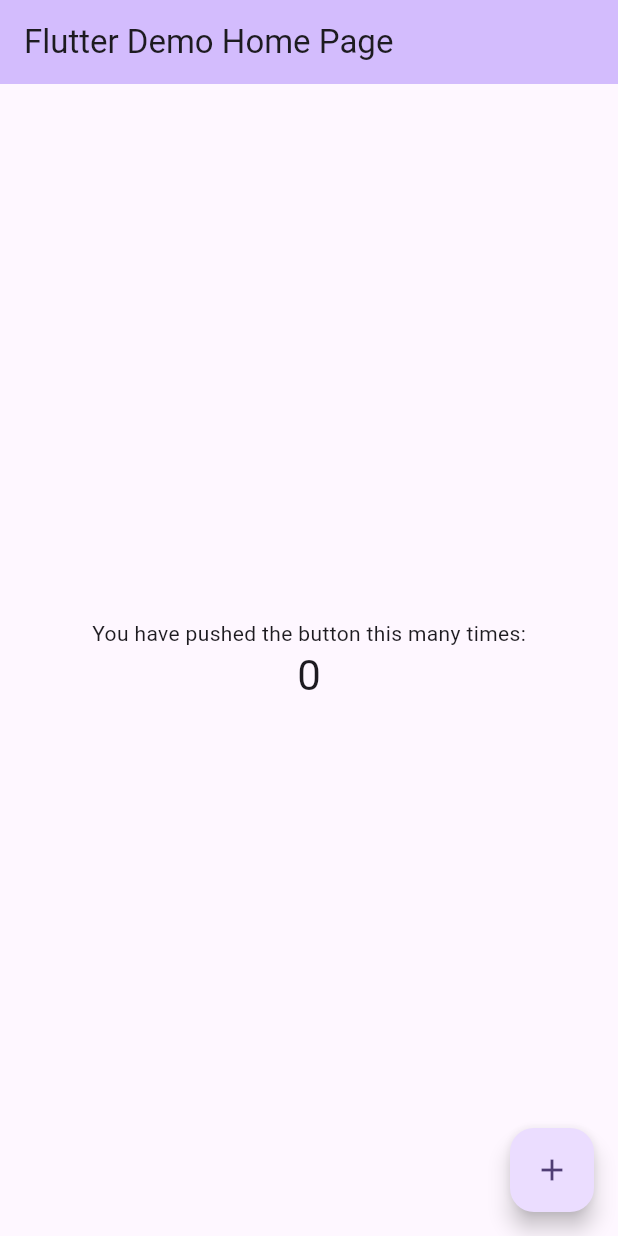
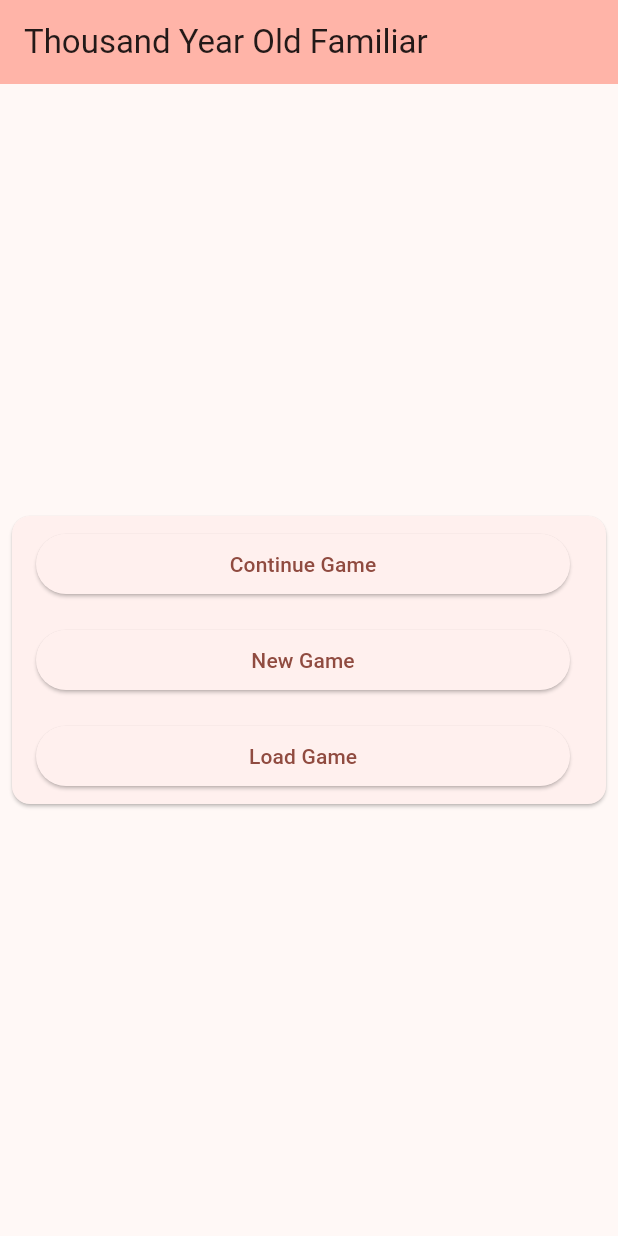
Before and after one commit to BWibrew/thousand_year_old_familiar, a Flutter app: the screen it shows after launch, on a phone screen of 412 x 824 dp. Run offline on Flutter 3.47's test engine with Material 2 defaults, Android fonts, the phone set to English and light mode, and no system bars.

Commit message:
feat: add homepage

```diff
--- /dev/null
+++ b/lib/features/game_manager/presentation/pages/home_page.dart
@@ -0,0 +1,68 @@
+import 'package:flutter/material.dart';
+
+class HomePage extends StatefulWidget {
+  const HomePage({super.key, required this.title});
+
+  final String title;
+
+  @override
+  State<HomePage> createState() => _HomePageState();
+}
+
+class _HomePageState extends State<HomePage> {
+  @override
+  Widget build(BuildContext context) {
+    return Scaffold(
+      appBar: AppBar(
+        backgroundColor: Theme.of(context).colorScheme.inversePrimary,
+        title: Text(widget.title),
+      ),
+      body: Center(
+        child: Card(
+          margin: const EdgeInsets.symmetric(horizontal: 8),
+          child: Column(
+            mainAxisSize: MainAxisSize.min,
+            children: _getButtons(),
+          ),
+        ),
+      ),
+    );
+  }
+
+  List<ListTile> _getButtons() {
+    // TODO: Only display continue button if existing save is found.
+
+    return [
+      ListTile(
+        title: ElevatedButton(
+          onPressed: _continueGame,
+          child: const Text('Continue Game'),
+        ),
+      ),
+      ListTile(
+        title: ElevatedButton(
+          onPressed: _newGame,
+          child: const Text('New Game'),
+        ),
+      ),
+      ListTile(
+        title: ElevatedButton(
+          onPressed: _loadGame,
+          child: const Text('Load Game'),
+        ),
+      ),
+    ];
+  }
+
+  void _continueGame() {
+    //
+  }
+
+  void _newGame() {
+    //
+  }
+
+  void _loadGame() {
+    //
+  }
+}
--- a/lib/main.dart
+++ b/lib/main.dart
@@ -1,4 +1,6 @@
 import 'package:flutter/material.dart';
+
+import 'features/game_manager/presentation/pages/home_page.dart';
 
 void main() {
   runApp(const MyApp());
@@ -7,119 +9,17 @@ void main() {
 class MyApp extends StatelessWidget {
   const MyApp({super.key});
 
-  // This widget is the root of your application.
   @override
   Widget build(BuildContext context) {
     return MaterialApp(
-      title: 'Flutter Demo',
+      title: 'Thousand Year Old Familiar',
       theme: ThemeData(
-        // This is the theme of your application.
-        //
-        // TRY THIS: Try running your application with "flutter run". You'll see
-        // the application has a blue toolbar. Then, without quitting the app,
-        // try changing the seedColor in the colorScheme below to Colors.green
-        // and then invoke "hot reload" (save your changes or press the "hot
-        // reload" button in a Flutter-supported IDE, or press "r" if you used
-        // the command line to start the app).
-        //
-        // Notice that the counter didn't reset back to zero; the application
-        // state is not lost during the reload. To reset the state, use hot
-        // restart instead.
-        //
-        // This works for code too, not just values: Most code changes can be
-        // tested with just a hot reload.
-        colorScheme: ColorScheme.fromSeed(seedColor: Colors.deepPurple),
+        colorScheme: ColorScheme.fromSeed(
+          seedColor: const Color(0xff660000),
+        ),
         useMaterial3: true,
       ),
-      home: const MyHomePage(title: 'Flutter Demo Home Page'),
+      home: const HomePage(title: 'Thousand Year Old Familiar'),
     );
   }
 }
-
-class MyHomePage extends StatefulWidget {
-  const MyHomePage({super.key, required this.title});
-
-  // This widget is the home page of your application. It is stateful, meaning
-  // that it has a State object (defined below) that contains fields that affect
-  // how it looks.
-
-  // This class is the configuration for the state. It holds the values (in this
-  // case the title) provided by the parent (in this case the App widget) and
-  // used by the build method of the State. Fields in a Widget subclass are
-  // always marked "final".
-
-  final String title;
-
-  @override
-  State<MyHomePage> createState() => _MyHomePageState();
-}
-
-class _MyHomePageState extends State<MyHomePage> {
-  int _counter = 0;
-
-  void _incrementCounter() {
-    setState(() {
-      // This call to setState tells the Flutter framework that something has
-      // changed in this State, which causes it to rerun the build method below
-      // so that the display can reflect the updated values. If we changed
-      // _counter without calling setState(), then the build method would not be
-      // called again, and so nothing would appear to happen.
-      _counter++;
-    });
-  }
-
-  @override
-  Widget build(BuildContext context) {
-    // This method is rerun every time setState is called, for instance as done
-    // by the _incrementCounter method above.
-    //
-    // The Flutter framework has been optimized to make rerunning build methods
-    // fast, so that you can just rebuild anything that needs updating rather
-    // than having to individually change instances of widgets.
-    return Scaffold(
-      appBar: AppBar(
-        // TRY THIS: Try changing the color here to a specific color (to
-        // Colors.amber, perhaps?) and trigger a hot reload to see the AppBar
-        // change color while the other colors stay the same.
-        backgroundColor: Theme.of(context).colorScheme.inversePrimary,
-        // Here we take the value from the MyHomePage object that was created by
-        // the App.build method, and use it to set our appbar title.
-        title: Text(widget.title),
-      ),
-      body: Center(
-        // Center is a layout widget. It takes a single child and positions it
-        // in the middle of the parent.
-        child: Column(
-          // Column is also a layout widget. It takes a list of children and
-          // arranges them vertically. By default, it sizes itself to fit its
-          // children horizontally, and tries to be as tall as its parent.
-          //
-          // Column has various properties to control how it sizes itself and
-          // how it positions its children. Here we use mainAxisAlignment to
-          // center the children vertically; the main axis here is the vertical
-          // axis because Columns are vertical (the cross axis would be
-          // horizontal).
-          //
-          // TRY THIS: Invoke "debug painting" (choose the "Toggle Debug Paint"
-          // action in the IDE, or press "p" in the console), to see the
-          // wireframe for each widget.
-          mainAxisAlignment: MainAxisAlignment.center,
-          children: <Widget>[
-            const Text(
-              'You have pushed the button this many times:',
-            ),
-            Text(
-              '$_counter',
-              style: Theme.of(context).textTheme.headlineMedium,
-            ),
-          ],
-        ),
-      ),
-      floatingActionButton: FloatingActionButton(
-        onPressed: _incrementCounter,
-        tooltip: 'Increment',
-        child: const Icon(Icons.add),
-      ), // This trailing comma makes auto-formatting nicer for build methods.
-    );
-  }
-}
--- a/pubspec.yaml
+++ b/pubspec.yaml
@@ -16,7 +16,7 @@ publish_to: 'none' # Remove this line if you wish to publish to pub.dev
 # https://developer.apple.com/library/archive/documentation/General/Reference/InfoPlistKeyReference/Articles/CoreFoundationKeys.html
 # In Windows, build-name is used as the major, minor, and patch parts
 # of the product and file versions while build-number is used as the build suffix.
-version: 1.0.0+1
+version: 0.0.1+1
 
 environment:
   sdk: '>=3.0.3 <4.0.0'
```
Also changed, not shown: 1 other file.
